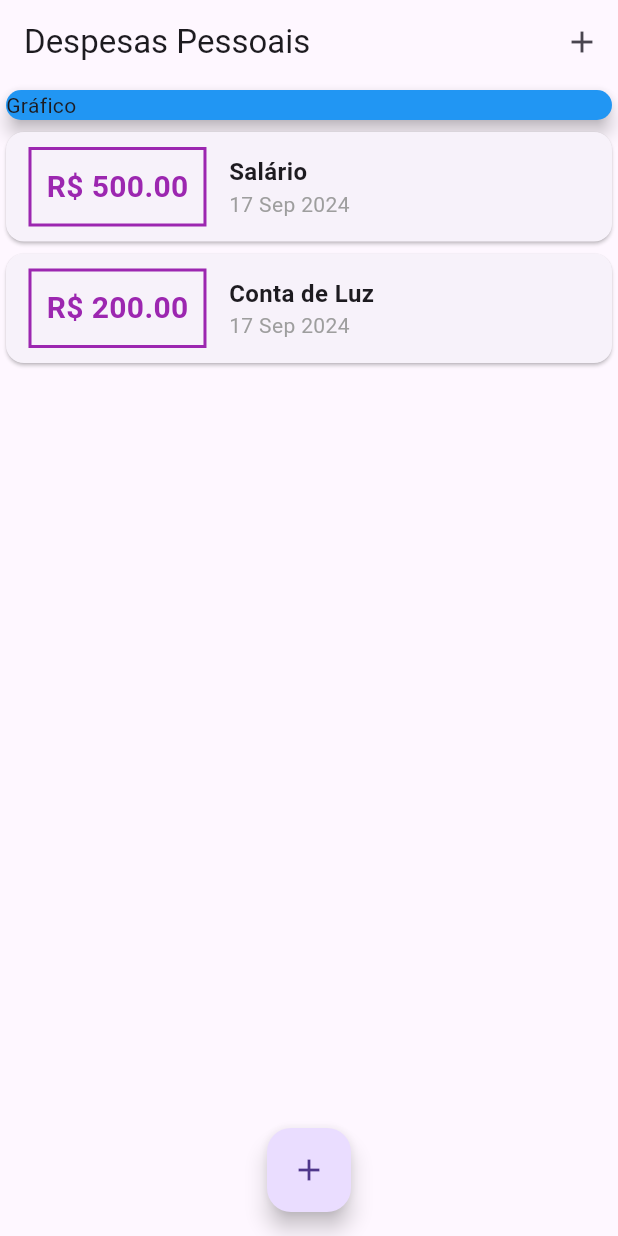
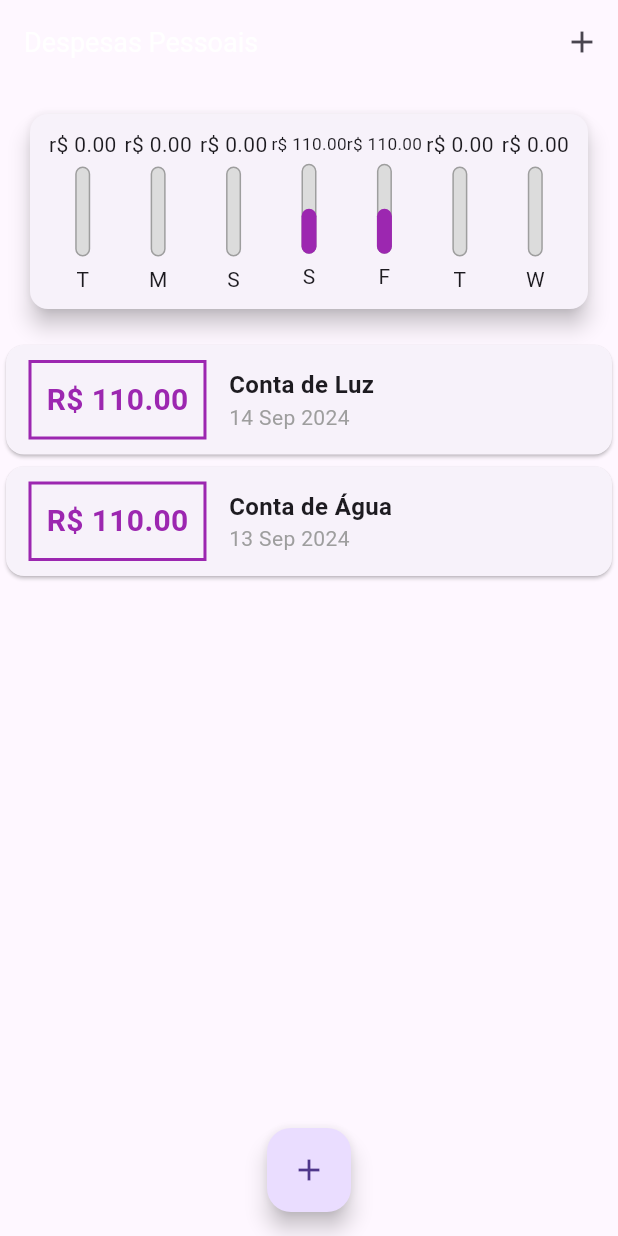
Before and after one commit to jonatasvenancio167/expense_app, a Flutter app: the screen it shows after launch, on a phone screen of 412 x 824 dp. Run offline on Flutter 3.47's test engine with Material 3 defaults, Android fonts, the phone set to English and light mode, and no system bars; Roboto replaces fonts that are missing (OpenSans).

Commit message:
add color defaut and add mock to transaction and create date time with duration before create transaction

```diff
--- a/lib/main.dart
+++ b/lib/main.dart
@@ -1,9 +1,10 @@
+import 'package:expenses/components/chart.dart';
 import 'package:expenses/components/transaction_form.dart';
 import 'package:expenses/components/transaction_list.dart';
 import 'package:expenses/models/transaction.dart';
 import 'package:flutter/material.dart';
 
-main() => runApp(ExpenseApp());
+main() => runApp(const ExpenseApp());
 
 class ExpenseApp extends StatelessWidget {
   const ExpenseApp({super.key});
@@ -15,8 +16,17 @@ class ExpenseApp extends StatelessWidget {
     return MaterialApp(
       home: const MyHomePage(),
       theme: theme.copyWith(
-        colorScheme: theme.colorScheme
-            .copyWith(primary: Colors.purple, secondary: Colors.amber),
+        colorScheme: theme.colorScheme.copyWith(
+          primary: Colors.purple,
+          secondary: Colors.purple,
+        ),
+        appBarTheme: const AppBarTheme(
+          titleTextStyle: TextStyle(
+            fontFamily: 'OpenSans',
+            fontSize: 18,
+            fontWeight: FontWeight.w400,
+          ),
+        ),
       ),
     );
   }
@@ -31,20 +41,32 @@ class MyHomePage extends StatefulWidget {
 }
 
 class _MyHomePageState extends State<MyHomePage> {
-  final _transactions = [
+  final List<Transaction> _transactions = [
     Transaction(
-      id: 't1',
-      title: 'Salário',
-      value: 500.00,
-      date: DateTime.now(),
+      id: '1',
+      title: 'Conta de Luz',
+      value: 110.0,
+      date: DateTime.now().subtract(
+        const Duration(days: 3),
+      ),
     ),
     Transaction(
-      id: 't2',
-      title: 'Conta de Luz',
-      value: 200.00,
-      date: DateTime.now(),
+      id: '2',
+      title: 'Conta de Água',
+      value: 110.0,
+      date: DateTime.now().subtract(
+        const Duration(days: 4),
+      ),
     )
   ];
+
+  List<Transaction> get _recentTransactions {
+    return _transactions.where((tr) {
+      return tr.date.isAfter(DateTime.now().subtract(
+        const Duration(days: 7),
+      ));
+    }).toList();
+  }
 
   _addTransaction(String title, double value) {
     final newTransaction = Transaction(
@@ -72,7 +94,7 @@ class _MyHomePageState extends State<MyHomePage> {
 
   Widget build(BuildContext context) {
     return Scaffold(
-      appBar: AppBar(title: Text('Despesas Pessoais'), actions: <Widget>[
+      appBar: AppBar(title: const Text('Despesas Pessoais'), actions: <Widget>[
         IconButton(
           icon: const Icon(Icons.add),
           onPressed: () => _openTransactionFormModal(context),
@@ -82,13 +104,7 @@ class _MyHomePageState extends State<MyHomePage> {
         child: Column(
           crossAxisAlignment: CrossAxisAlignment.stretch,
           children: <Widget>[
-            Container(
-              child: const Card(
-                color: Colors.blue,
-                elevation: 5,
-                child: Text('Gráfico'),
-              ),
-            ),
+            Chart(_recentTransactions),
             TransactionList(_transactions),
           ],
         ),
```
